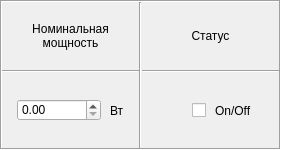
Above: utilityresistorinputframe.ui from evilpeopletyranny/BallastStand before the change. Below: the same form after it.
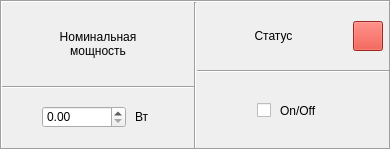
That is the form after the change. Icons and pictures are not drawn.

What changed in the file:
```diff
--- a/utilityresistorinputframe.ui
+++ b/utilityresistorinputframe.ui
@@ -6,7 +6,7 @@
    <rect>
     <x>0</x>
     <y>0</y>
-    <width>281</width>
+    <width>391</width>
     <height>150</height>
    </rect>
   </property>
@@ -60,7 +60,7 @@
     <number>0</number>
    </property>
    <item>
-    <layout class="QVBoxLayout" name="verticalLayout" stretch="1,0,1">
+    <layout class="QVBoxLayout" name="verticalLayout">
      <property name="spacing">
       <number>9</number>
      </property>
@@ -142,6 +142,12 @@
        </item>
        <item>
         <widget class="QLabel" name="label_8">
+         <property name="sizePolicy">
+          <sizepolicy hsizetype="Preferred" vsizetype="Fixed">
+           <horstretch>0</horstretch>
+           <verstretch>0</verstretch>
+          </sizepolicy>
+         </property>
          <property name="text">
           <string>Вт</string>
          </property>
@@ -172,7 +178,7 @@
     </widget>
    </item>
    <item>
-    <layout class="QVBoxLayout" name="verticalLayout_3" stretch="1,0,1">
+    <layout class="QVBoxLayout" name="verticalLayout_3">
      <property name="spacing">
       <number>9</number>
      </property>
@@ -181,11 +187,25 @@
      </property>
      <property name="bottomMargin">
       <number>9</number>
+     </property>
+     <item>
+      <layout class="QHBoxLayout" name="horizontalLayout_2">
+       <property name="leftMargin">
+        <number>6</number>
+       </property>
+       <property name="topMargin">
+        <number>0</number>
+       </property>
+       <property name="rightMargin">
+        <number>6</number>
+       </property>
+       <property name="bottomMargin">
+        <number>0</number>
      </property>
      <item>
       <widget class="QLabel" name="label_5">
        <property name="sizePolicy">
-        <sizepolicy hsizetype="Preferred" vsizetype="Fixed">
+          <sizepolicy hsizetype="Expanding" vsizetype="Fixed">
          <horstretch>0</horstretch>
          <verstretch>0</verstretch>
         </sizepolicy>
@@ -211,6 +231,46 @@
       </widget>
      </item>
      <item>
+        <widget class="QPushButton" name="deletrButton">
+         <property name="sizePolicy">
+          <sizepolicy hsizetype="Fixed" vsizetype="Fixed">
+           <horstretch>0</horstretch>
+           <verstretch>0</verstretch>
+          </sizepolicy>
+         </property>
+         <property name="minimumSize">
+          <size>
+           <width>30</width>
+           <height>30</height>
+          </size>
+         </property>
+         <property name="maximumSize">
+          <size>
+           <width>30</width>
+           <height>30</height>
+          </size>
+         </property>
+         <property name="styleSheet">
+          <string notr="true">background-color: rgb(223, 55, 43);</string>
+         </property>
+         <property name="text">
+          <string/>
+         </property>
+         <property name="icon">
+          <iconset resource="resources.qrc">
+           <normaloff>:/img/delete.png</normaloff>:/img/delete.png</iconset>
+         </property>
+         <property name="iconSize">
+          <size>
+           <width>25</width>
+           <height>25</height>
+          </size>
+         </property>
+        </widget>
+       </item>
+      </layout>
+     </item>
+     <item>
       <widget class="Line" name="line_5">
        <property name="orientation">
         <enum>Qt::Horizontal</enum>
@@ -234,9 +294,15 @@
        </item>
        <item>
         <widget class="QCheckBox" name="statusCheckBox">
+         <property name="sizePolicy">
+          <sizepolicy hsizetype="Maximum" vsizetype="Fixed">
+           <horstretch>0</horstretch>
+           <verstretch>0</verstretch>
+          </sizepolicy>
+         </property>
          <property name="minimumSize">
           <size>
-           <width>50</width>
+           <width>0</width>
            <height>0</height>
           </size>
          </property>
@@ -253,6 +319,12 @@
        </item>
        <item>
         <widget class="QLabel" name="statusLabel">
+         <property name="sizePolicy">
+          <sizepolicy hsizetype="Maximum" vsizetype="Preferred">
+           <horstretch>0</horstretch>
+           <verstretch>0</verstretch>
+          </sizepolicy>
+         </property>
          <property name="minimumSize">
           <size>
            <width>50</width>
```
Left out of the diff: 4 changed lines with no effect on the pictures. Lines whose indentation alone changed are shown as unchanged.
